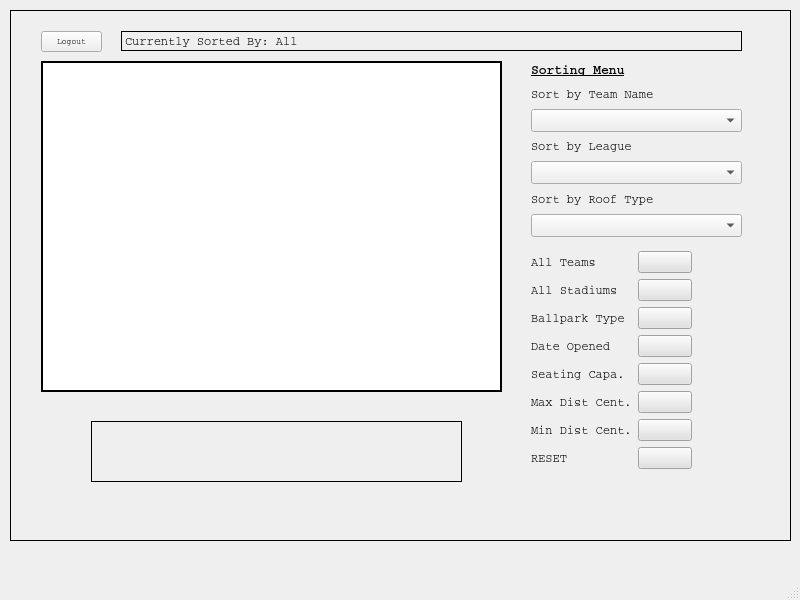
This is CS1D_Project_2/mainwindow.ui in hicholasnu/Take-Me-Out-To-The-Ballgame as Qt 5 draws it before an edit. The edited form follows.
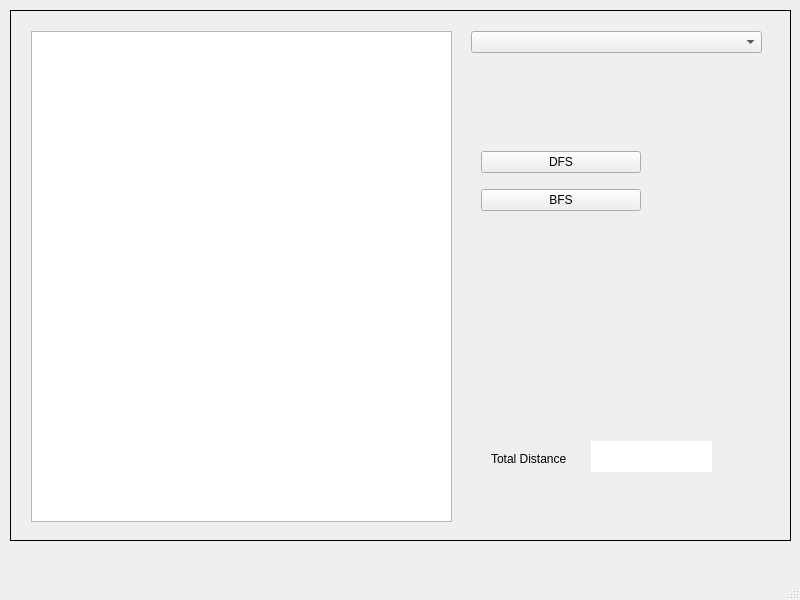
This is the edited form.

The edit to the form file:
```diff
--- a/CS1D_Project_2/mainwindow.ui
+++ b/CS1D_Project_2/mainwindow.ui
@@ -39,7 +39,7 @@
      <enum>QFrame::Box</enum>
     </property>
     <property name="currentIndex">
-     <number>1</number>
+     <number>2</number>
     </property>
     <widget class="QWidget" name="LoginScreen">
      <property name="styleSheet">
@@ -578,6 +578,96 @@
       <property name="text">
        <string>Logout</string>
       </property>
+     </widget>
+     <widget class="QPushButton" name="pushButtonPlanTrip">
+      <property name="geometry">
+       <rect>
+        <x>360</x>
+        <y>480</y>
+        <width>131</width>
+        <height>28</height>
+       </rect>
+      </property>
+      <property name="text">
+       <string>Plan Trip</string>
+      </property>
+     </widget>
+    </widget>
+    <widget class="QWidget" name="TripScreen">
+     <widget class="QLabel" name="label">
+      <property name="geometry">
+       <rect>
+        <x>480</x>
+        <y>440</y>
+        <width>91</width>
+        <height>16</height>
+       </rect>
+      </property>
+      <property name="text">
+       <string>Total Distance</string>
+      </property>
+     </widget>
+     <widget class="QLabel" name="labelTotalDistance">
+      <property name="geometry">
+       <rect>
+        <x>580</x>
+        <y>430</y>
+        <width>121</width>
+        <height>31</height>
+       </rect>
+      </property>
+      <property name="styleSheet">
+       <string notr="true">background-color: rgb(255, 255, 255);</string>
+      </property>
+      <property name="text">
+       <string/>
+      </property>
+     </widget>
+     <widget class="QTextBrowser" name="textBrowser">
+      <property name="geometry">
+       <rect>
+        <x>20</x>
+        <y>20</y>
+        <width>421</width>
+        <height>491</height>
+       </rect>
+      </property>
+     </widget>
+     <widget class="QComboBox" name="comboBox">
+      <property name="geometry">
+       <rect>
+        <x>460</x>
+        <y>20</y>
+        <width>291</width>
+        <height>22</height>
+       </rect>
+      </property>
+     </widget>
+     <widget class="QWidget" name="verticalLayoutWidget">
+      <property name="geometry">
+       <rect>
+        <x>470</x>
+        <y>130</y>
+        <width>160</width>
+        <height>80</height>
+       </rect>
+      </property>
+      <layout class="QVBoxLayout" name="verticalLayout">
+       <item>
+        <widget class="QPushButton" name="pushButtonDFS">
+         <property name="text">
+          <string>DFS</string>
+         </property>
+        </widget>
+       </item>
+       <item>
+        <widget class="QPushButton" name="pushButtonBFS">
+         <property name="text">
+          <string>BFS</string>
+         </property>
+        </widget>
+       </item>
+      </layout>
      </widget>
     </widget>
    </widget>
```
